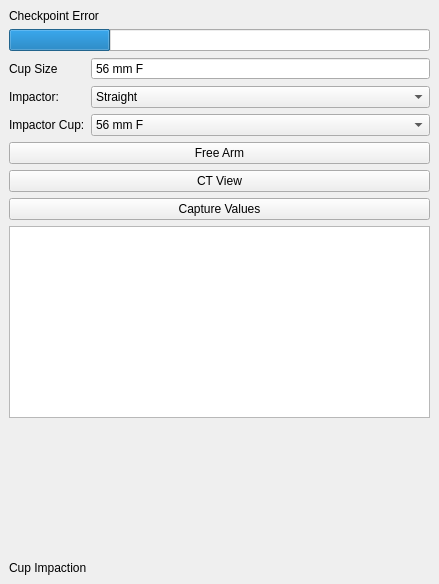
Qt form Apps/THA/view/AcetabularPrepWidget.ui (wuzhuobin/MITK-Project) before a commit.
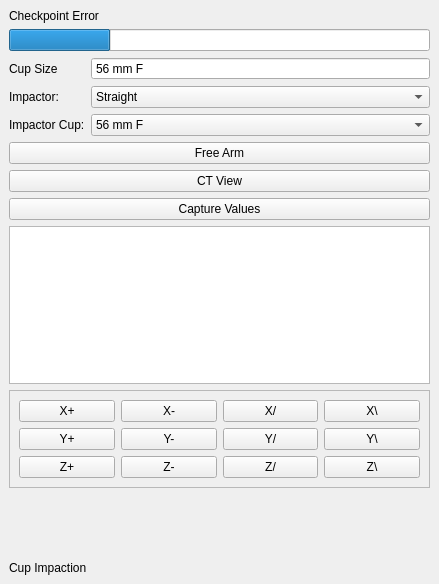
The same form after that commit. The open tabs and pages were chosen to show the change.

Commit message: Add xyz transform button for cup impaction

```diff
--- a/Apps/THA/view/AcetabularPrepWidget.ui
+++ b/Apps/THA/view/AcetabularPrepWidget.ui
@@ -817,6 +817,138 @@
     <item>
      <widget class="QPlainTextEdit" name="plainTextEdit_2"/>
     </item>
+    <item>
+     <widget class="QFrame" name="frameReamerTransform_2">
+      <property name="frameShape">
+       <enum>QFrame::StyledPanel</enum>
+      </property>
+      <property name="frameShadow">
+       <enum>QFrame::Raised</enum>
+      </property>
+      <layout class="QGridLayout" name="gridLayout_2">
+       <item row="2" column="1">
+        <widget class="QPushButton" name="pushButtonCupImpactionZTM">
+         <property name="text">
+          <string>Z-</string>
+         </property>
+         <property name="autoRepeat">
+          <bool>true</bool>
+         </property>
+        </widget>
+       </item>
+       <item row="0" column="1">
+        <widget class="QPushButton" name="pushButtonCupImpactionXTM">
+         <property name="text">
+          <string>X-</string>
+         </property>
+         <property name="autoRepeat">
+          <bool>true</bool>
+         </property>
+        </widget>
+       </item>
+       <item row="0" column="0">
+        <widget class="QPushButton" name="pushButtonCupImpactionXTA">
+         <property name="text">
+          <string>X+</string>
+         </property>
+         <property name="autoRepeat">
+          <bool>true</bool>
+         </property>
+        </widget>
+       </item>
+       <item row="2" column="0">
+        <widget class="QPushButton" name="pushButtonCupImpactionZTA">
+         <property name="text">
+          <string>Z+</string>
+         </property>
+         <property name="autoRepeat">
+          <bool>true</bool>
+         </property>
+        </widget>
+       </item>
+       <item row="1" column="2">
+        <widget class="QPushButton" name="pushButtonCupImpactionYRA">
+         <property name="text">
+          <string>Y/</string>
+         </property>
+         <property name="autoRepeat">
+          <bool>true</bool>
+         </property>
+        </widget>
+       </item>
+       <item row="0" column="2">
+        <widget class="QPushButton" name="pushButtonCupImpactionXRA">
+         <property name="text">
+          <string>X/</string>
+         </property>
+         <property name="autoRepeat">
+          <bool>true</bool>
+         </property>
+        </widget>
+       </item>
+       <item row="1" column="3">
+        <widget class="QPushButton" name="pushButtonCupImpactionYRM">
+         <property name="text">
+          <string>Y\</string>
+         </property>
+         <property name="autoRepeat">
+          <bool>true</bool>
+         </property>
+        </widget>
+       </item>
+       <item row="2" column="2">
+        <widget class="QPushButton" name="pushButtonCupImpactionZRA">
+         <property name="text">
+          <string>Z/</string>
+         </property>
+         <property name="autoRepeat">
+          <bool>true</bool>
+         </property>
+        </widget>
+       </item>
+       <item row="2" column="3">
+        <widget class="QPushButton" name="pushButtonCupImpactionZRM">
+         <property name="text">
+          <string>Z\</string>
+         </property>
+         <property name="autoRepeat">
+          <bool>true</bool>
+         </property>
+        </widget>
+       </item>
+       <item row="1" column="0">
+        <widget class="QPushButton" name="pushButtonCupImpactionYTA">
+         <property name="text">
+          <string>Y+</string>
+         </property>
+         <property name="autoRepeat">
+          <bool>true</bool>
+         </property>
+        </widget>
+       </item>
+       <item row="1" column="1">
+        <widget class="QPushButton" name="pushButtonCupImpactionYTM">
+         <property name="text">
+          <string>Y-</string>
+         </property>
+         <property name="autoRepeat">
+          <bool>true</bool>
+         </property>
+        </widget>
+       </item>
+       <item row="0" column="3">
+        <widget class="QPushButton" name="pushButtonCupImpactionXRM">
+         <property name="text">
+          <string>X\</string>
+         </property>
+         <property name="autoRepeat">
+          <bool>true</bool>
+         </property>
+        </widget>
+       </item>
+      </layout>
+     </widget>
+    </item>
     <item>
      <spacer name="verticalSpacer_3">
       <property name="orientation">
```
Left out of the diff: 24 changed lines with no effect on the pictures. The commit also changes 4 other files.
